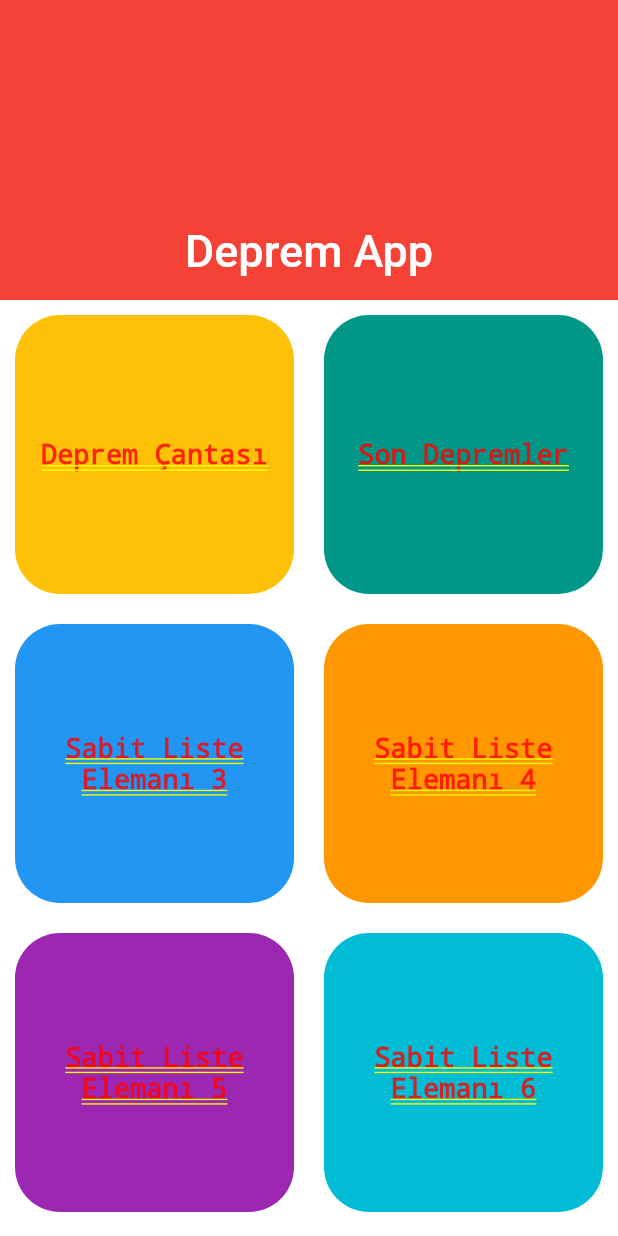
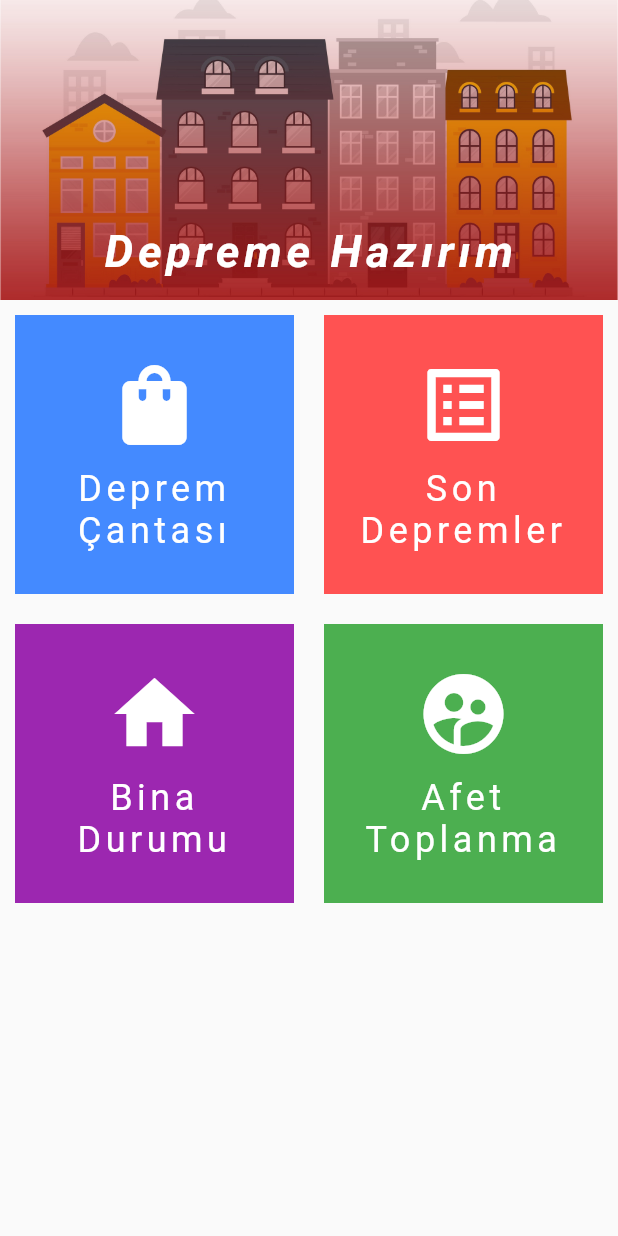
Before and after one commit to bartukaan/quake_flutter, a Flutter app: the screen it shows after launch, on a phone screen of 412 x 824 dp. Run offline on Flutter 3.47's test engine with Material 2 defaults, Android fonts, the phone set to English and light mode, and no system bars; our stand-ins replace firebase_messaging, flutter_local_notifications; missing offline and left inert: workmanager; accounts and stored records are empty.

Commit message:
Home Screen düzenlemesi.

```diff
--- a/lib/screens/home_screen.dart
+++ b/lib/screens/home_screen.dart
@@ -1,14 +1,12 @@
-
-
 import 'package:flutter/material.dart';
 import 'package:quake_flutter/screens/quake_bag.dart';
 import 'package:quake_flutter/utilities/constants.dart';
 
-
 class HomeScreen extends StatelessWidget {
   @override
   Widget build(BuildContext context) {
-    return CustomScrollView(
+    return Scaffold(
+      body: CustomScrollView(
         slivers: <Widget>[
           SliverAppBar(
             backgroundColor: Colors.red,
@@ -17,16 +15,20 @@ class HomeScreen extends StatelessWidget {
             pinned: true,
             snap: false,
             flexibleSpace: FlexibleSpaceBar(
-            title: Text("Deprem App"),
+              title: Text(
+                "Depreme Hazırım",
+                style: TextStyle(
+                    fontStyle: FontStyle.italic,
+                    letterSpacing: 2,
+                    fontWeight: FontWeight.bold),
+              ),
               centerTitle: true,
-          /*  background: Image.asset(
-              "assets/images/image.jpg",
+              background: Image.asset(
+                "assets/earthquakehome.jpg",
                 fit: BoxFit.cover,
-            ),*/
               ),
             ),
-
-
+          ),
 
           //sabit elemanlarla bir satırda kaç eleman olacağını söylediğimiz grid türü
           SliverGrid(
@@ -34,10 +36,8 @@ class HomeScreen extends StatelessWidget {
                 SliverGridDelegateWithFixedCrossAxisCount(crossAxisCount: 2),
             delegate: SliverChildListDelegate(sabitListeElemanlari(context)),
           ),
-
-
-
         ],
+      ),
     );
   }
 
@@ -46,93 +46,163 @@ class HomeScreen extends StatelessWidget {
     return [
       _buildBagRequired(context),
       _buildLastQuakes(context),
-      Container(
+      _buildBuildingStatus(context),
+      _buildAfetToplanma(context),
+      // Container(
+      //   height: 100,
+      //   decoration: BoxDecoration(borderRadius: BorderRadius.circular(30),color: Colors.purple),
+      //   alignment: Alignment.center,
+      //   margin: EdgeInsets.all(10),
+      //   padding: EdgeInsets.all(10),
+      //   child: Text(
+      //     "Sabit Liste Elemanı 5",
+      //     style: TextStyle(fontSize: 18),
+      //     textAlign: TextAlign.center,
+      //   ),
+      // ),
+      // Container(
+      //   height: 100,
+      //   decoration: BoxDecoration(borderRadius: BorderRadius.circular(30),color: Colors.cyan),
+      //   margin: EdgeInsets.all(10),
+      //   padding: EdgeInsets.all(10),
+      //   alignment: Alignment.center,
+      //   child: Text(
+      //     "Sabit Liste Elemanı 6",
+      //     style: TextStyle(fontSize: 18),
+      //     textAlign: TextAlign.center,
+      //   ),
+      // ),
+    ];
+  }
+
+  Container _buildAfetToplanma(BuildContext context) {
+    return Container(
       height: 100,
-        decoration: BoxDecoration(borderRadius: BorderRadius.circular(30),color: Colors.blue),
+      decoration: BoxDecoration(
+        color: Colors.green,
+      ),
       alignment: Alignment.center,
       margin: EdgeInsets.all(10),
       padding: EdgeInsets.all(10),
-        child: Text(
-          "Sabit Liste Elemanı 3",
-          style: TextStyle(fontSize: 18),
+      child: Column(
+        mainAxisAlignment: MainAxisAlignment.center,
+        children: [
+          Icon(
+            Icons.supervised_user_circle_sharp,
+            color: Colors.white,
+            size: 64,
+          ),
+          SizedBox(
+            height: 10,
+          ),
+          Text(
+            "Afet Toplanma",
+            style: _gridTextStyle(),
             textAlign: TextAlign.center,
-        ),
-      ),
-      Container(
-        height: 100,
-        decoration: BoxDecoration(borderRadius: BorderRadius.circular(30),color: Colors.orange),
-        alignment: Alignment.center,
-        margin: EdgeInsets.all(10),
-        padding: EdgeInsets.all(10),
-        child: Text(
-          "Sabit Liste Elemanı 4",
-          style: TextStyle(fontSize: 18),
-          textAlign: TextAlign.center,
-        ),
-      ),
-      Container(
-        height: 100,
-        decoration: BoxDecoration(borderRadius: BorderRadius.circular(30),color: Colors.purple),
-        alignment: Alignment.center,
-        margin: EdgeInsets.all(10),
-        padding: EdgeInsets.all(10),
-        child: Text(
-          "Sabit Liste Elemanı 5",
-          style: TextStyle(fontSize: 18),
-          textAlign: TextAlign.center,
-        ),
-      ),
-      Container(
-        height: 100,
-        decoration: BoxDecoration(borderRadius: BorderRadius.circular(30),color: Colors.cyan),
-        margin: EdgeInsets.all(10),
-        padding: EdgeInsets.all(10),
-        alignment: Alignment.center,
-        child: Text(
-          "Sabit Liste Elemanı 6",
-          style: TextStyle(fontSize: 18),
-          textAlign: TextAlign.center,
-        ),
-      ),
-    ];
-  }
-
-  _buildLastQuakes(BuildContext context){
-    return       Container(
-      height: 100,
-      decoration: BoxDecoration(borderRadius: BorderRadius.circular(30),color: Colors.teal),
-      alignment: Alignment.center,
-      margin: EdgeInsets.all(10),
-      padding: EdgeInsets.all(10),
-      child: Text(
-        "Son Depremler",
-        style: TextStyle(fontSize: 18),
-        textAlign: TextAlign.center,
+          )
+        ],
       ),
     );
   }
 
-_buildBagRequired(BuildContext context){
-    return  /*InkWell(
+  Container _buildBuildingStatus(BuildContext context) {
+    return Container(
+      height: 100,
+      decoration: BoxDecoration(
+        color: Colors.purple,
+      ),
+      alignment: Alignment.center,
+      margin: EdgeInsets.all(10),
+      padding: EdgeInsets.all(10),
+      child: Column(
+        mainAxisAlignment: MainAxisAlignment.center,
+        children: [
+          Icon(
+            Icons.home,
+            color: Colors.white,
+            size: 64,
+          ),
+          SizedBox(
+            height: 10,
+          ),
+          Text(
+            "Bina Durumu",
+            style: _gridTextStyle(),
+            textAlign: TextAlign.center,
+          )
+        ],
+      ),
+    );
+  }
+
+  _buildLastQuakes(BuildContext context) {
+    return Container(
+      height: 100,
+      decoration: BoxDecoration(color: Colors.redAccent),
+      alignment: Alignment.center,
+      margin: EdgeInsets.all(10),
+      padding: EdgeInsets.all(10),
+      child: Column(
+        mainAxisAlignment: MainAxisAlignment.center,
+        children: [
+          Icon(
+            Icons.list_alt,
+            color: Colors.white,
+            size: 64,
+          ),
+          SizedBox(
+            height: 10,
+          ),
+          Text(
+            "Son Depremler",
+            style: _gridTextStyle(),
+            textAlign: TextAlign.center,
+          )
+        ],
+      ),
+    );
+  }
+
+  _buildBagRequired(BuildContext context) {
+    return /*InkWell(
       onTap: () {
         Navigator.push(context, MaterialPageRoute(
             builder: (context) => QuakeBag()
         ));
       },
 
-      child:*/ Container(
+      child:*/
+        Container(
       margin: EdgeInsets.all(10),
       padding: EdgeInsets.all(10),
       height: 100,
       alignment: Alignment.center,
-        decoration: BoxDecoration(borderRadius: BorderRadius.circular(30),color: Colors.amber),
-        child: Text(
+      decoration: BoxDecoration(color: Colors.blueAccent),
+      child: Column(
+        mainAxisAlignment: MainAxisAlignment.center,
+        children: [
+          Icon(
+            Icons.shopping_bag,
+            color: Colors.white,
+            size: 64,
+          ),
+          SizedBox(
+            height: 10,
+          ),
+          Text(
             "Deprem Çantası",
-          style: TextStyle(fontSize: 18),
+            style: _gridTextStyle(),
             textAlign: TextAlign.center,
+          ),
+        ],
       ),
     );
     //   );
   }
 
+  TextStyle _gridTextStyle() => TextStyle(
+        fontSize: 24,
+        letterSpacing: 3,
+        color: Colors.white,
+      );
 }
--- a/lib/utilities/constants.dart
+++ b/lib/utilities/constants.dart
@@ -11,3 +11,7 @@ final kBoxDecorationStyle = BoxDecoration(
     ),
   ],
 );
+
+final kTextStyle = TextStyle(
+
+);
--- a/pubspec.yaml
+++ b/pubspec.yaml
@@ -50,7 +50,8 @@ flutter:
   uses-material-design: true
 
   # To add assets to your application, add an assets section, like this:
-  # assets:
+  assets:
+    - assets/
   #   - images/a_dot_burr.jpeg
   #   - images/a_dot_ham.jpeg
 
```
Also changed, not shown: lib/main.dart (+5 -5 lines), assets/earthquakehome.jpg (added). Lines whose indentation alone changed are shown as unchanged.
